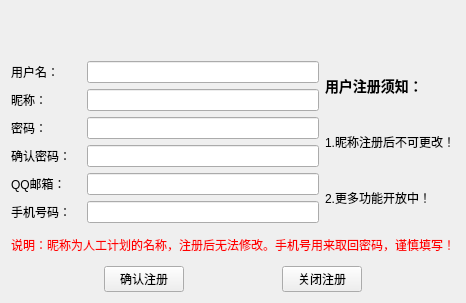
Qt form StockManageSystem/registeruser/registeruser.ui (YYC572652645/Stock) before a commit.
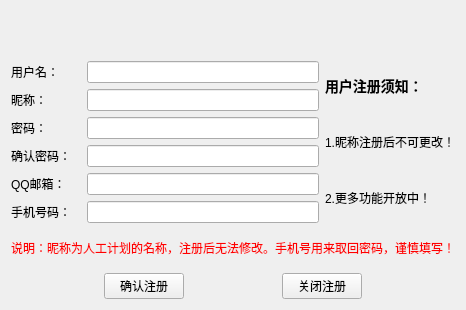
The same form after that commit. Icons and pictures are not drawn.

Patch:
```diff
--- a/StockManageSystem/registeruser/registeruser.ui
+++ b/StockManageSystem/registeruser/registeruser.ui
@@ -7,7 +7,7 @@
     <x>0</x>
     <y>0</y>
     <width>464</width>
-    <height>303</height>
+    <height>310</height>
    </rect>
   </property>
   <property name="windowTitle">
```
Left out of the diff: 18 changed lines with no effect on the pictures.
